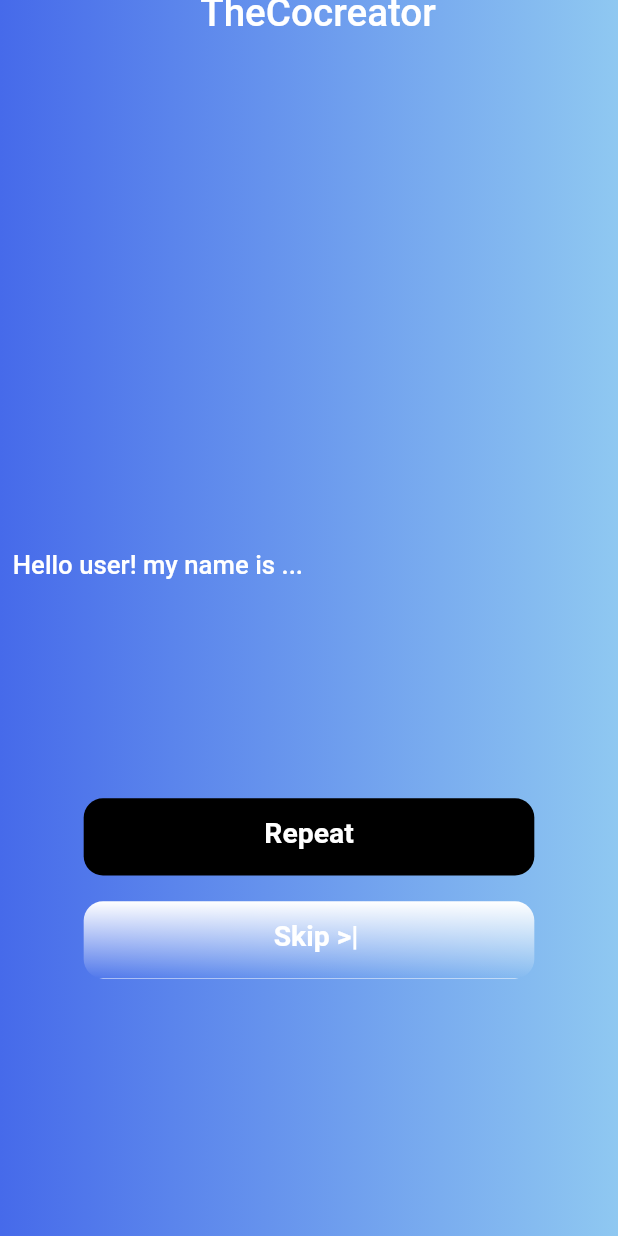
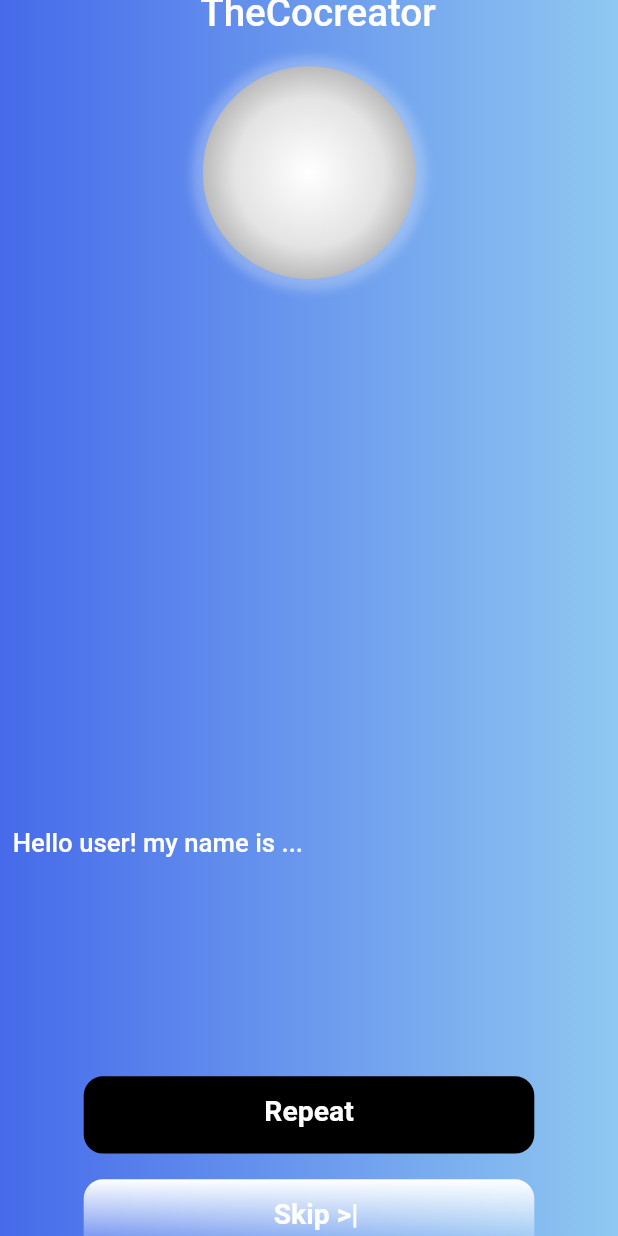
Before and after one commit to IMhat/flutter_keycloak, a Flutter app: the OnboardingIaScreen screen opened by its route, scrolled down 88 dp, on a phone screen of 412 x 824 dp. Run offline on Flutter 3.47's test engine with Material 2 defaults, Android fonts, the phone set to English and light mode, and no system bars; our stand-ins replace avatar_glow, expandable_text, flutter_secure_storage, flutter_tts, font_awesome_flutter, go_router and 5 more; missing offline and left inert: dart:ffi, flutter_appauth; accounts and stored records are empty; generated files the repository leaves out were written again; Roboto replaces fonts that are missing (Sans).

Commit message:
modificacion de logo de hakim
add image.png

```diff
--- a/lib/helper/constants/global_variables.dart
+++ b/lib/helper/constants/global_variables.dart
@@ -1,7 +1,7 @@
 import 'package:flutter/material.dart';
 
 // String uri = 'https://server-flutterm.herokuapp.com';
-String uri = 'http://192.168.5.122:3000';
+String uri = 'http://192.168.1.10:3000';
 
 class GlobalVariables {
   // COLORS
--- a/lib/screens/hakim/controllers/api_services.dart
+++ b/lib/screens/hakim/controllers/api_services.dart
@@ -3,7 +3,7 @@ import 'dart:convert';
 import 'package:http/http.dart' as http;
 
 // String apiKey = "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";
-String apiKey = "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";
+String apiKey = "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";
 
 class ApiServices {
   static String baseUrl = "https://api.openai.com/v1/completions";
--- a/lib/screens/hakim/widget/chat_bubble.dart
+++ b/lib/screens/hakim/widget/chat_bubble.dart
@@ -11,7 +11,7 @@ Widget chatBubble({required chattext, required ChatMessageType? type}) {
         child: type == ChatMessageType.bot
             ? ClipOval(
                 child: Image.asset(
-                'assets/icon.jpg',
+                'assets/image.png',
                 colorBlendMode: BlendMode.clear,
               ))
             : const Icon(
--- a/lib/screens/questions/ia.dart
+++ b/lib/screens/questions/ia.dart
@@ -6,6 +6,7 @@ import 'package:keycloakflutter/screens/questions/widgets/big_text.dart';
 import 'package:keycloakflutter/screens/questions/widgets/big_text_black.dart';
 import 'package:keycloakflutter/screens/questions/widgets/lenguague_button.dart';
 import 'package:keycloakflutter/screens/questions/widgets/small_text.dart';
+import 'package:flutter_tts/flutter_tts.dart';
 
 import 'package:keycloakflutter/widgets/bottom_bar.dart';
 import 'package:shared_preferences/shared_preferences.dart';
@@ -59,6 +60,12 @@ class OnboardingIaScreen extends StatelessWidget {
                   ),
                 )),
                 // ACA HAY QUE AÑADIR LA PELOTA BLANCA QUE HABLA Y TIENE EFECTOS--------------------------
+
+                IconButton(
+                  icon: Image.asset('assets/image.png'),
+                  iconSize: 200,
+                  onPressed: () {},
+                ),
 
                 //---------------------------------------------------------------
 
@@ -201,5 +208,6 @@ class OnboardingIaScreen extends StatelessWidget {
 }
 
 
+
 // Color(0xffFD0745),
-//                     Color(0xff6D49C2),
+//                     Color(0xff6D49C2)
```
Also changed, not shown: lib/screens/hakim/controllers/tts.dart (+10 -8 lines), lib/screens/questions/question1.dart (+12 -0 lines), lib/screens/questions/question2.dart (+11 -0 lines), assets/image.png (added), pubspec.lock, 2 other files.
